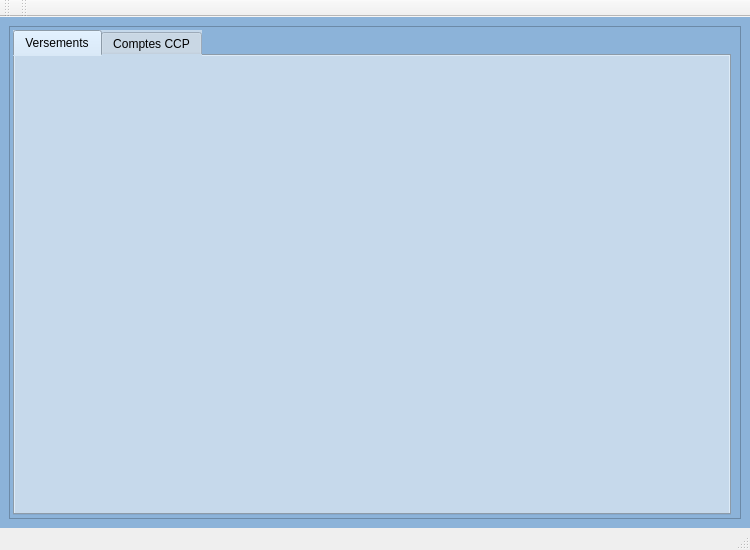
Above: ui/main_ui.ui from otmanLAHRECHE/CCP_cheker before the change. Below: the same form after it.
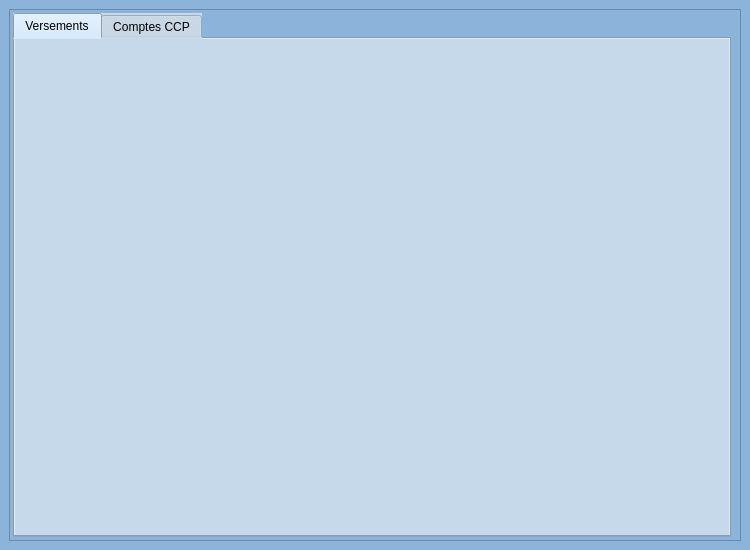
That is the form after the change.

```diff
--- a/ui/main_ui.ui
+++ b/ui/main_ui.ui
@@ -79,29 +79,12 @@
      <height>21</height>
     </rect>
    </property>
-  </widget>
-  <widget class="QToolBar" name="toolBar">
-   <property name="windowTitle">
-    <string>toolBar</string>
-   </property>
-   <attribute name="toolBarArea">
-    <enum>TopToolBarArea</enum>
-   </attribute>
-   <attribute name="toolBarBreak">
+   <property name="defaultUp">
     <bool>false</bool>
-   </attribute>
-  </widget>
-  <widget class="QStatusBar" name="statusBar"/>
-  <widget class="QToolBar" name="toolBar_2">
-   <property name="windowTitle">
-    <string>toolBar_2</string>
    </property>
-   <attribute name="toolBarArea">
-    <enum>TopToolBarArea</enum>
-   </attribute>
-   <attribute name="toolBarBreak">
-    <bool>false</bool>
-   </attribute>
+   <property name="nativeMenuBar">
+    <bool>true</bool>
+   </property>
   </widget>
  </widget>
  <resources/>
```
Left out of the diff: 2 changed lines with no effect on the pictures.
